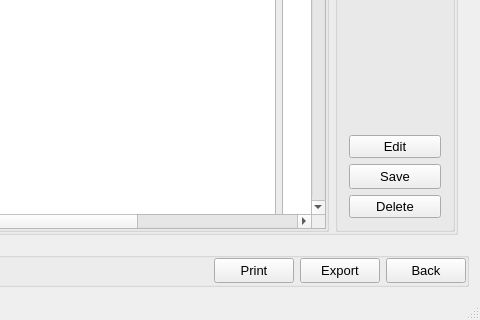
First picture: the form in QuickManager/mainwindow.ui, repository Vijay13/QuickManager, before the edit; both pictures show x 620 to 1100 and y 280 to 600 of the 1100 by 600 pixel window.
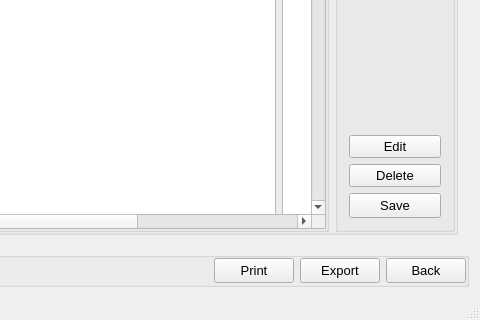
Second picture: the form after the edit.

Commit message: Added control to edit and delete button of SchoolBillManager

```diff
--- a/QuickManager/mainwindow.ui
+++ b/QuickManager/mainwindow.ui
@@ -1482,6 +1482,13 @@
                 </property>
                </widget>
               </item>
+              <item>
+               <widget class="QPushButton" name="pushButtonDeleteSchoolBill">
+                <property name="text">
+                 <string>Delete</string>
+                </property>
+               </widget>
+              </item>
               <item>
                <widget class="QPushButton" name="pushButtonSaveSchoolBill">
                 <property name="minimumSize">
@@ -1500,13 +1507,6 @@
                 </property>
                </widget>
               </item>
-              <item>
-               <widget class="QPushButton" name="pushButtonDeleteSchoolBill">
-                <property name="text">
-                 <string>Delete</string>
-                </property>
-               </widget>
-              </item>
              </layout>
             </widget>
            </item>
```
The commit also changes 3 other files.
